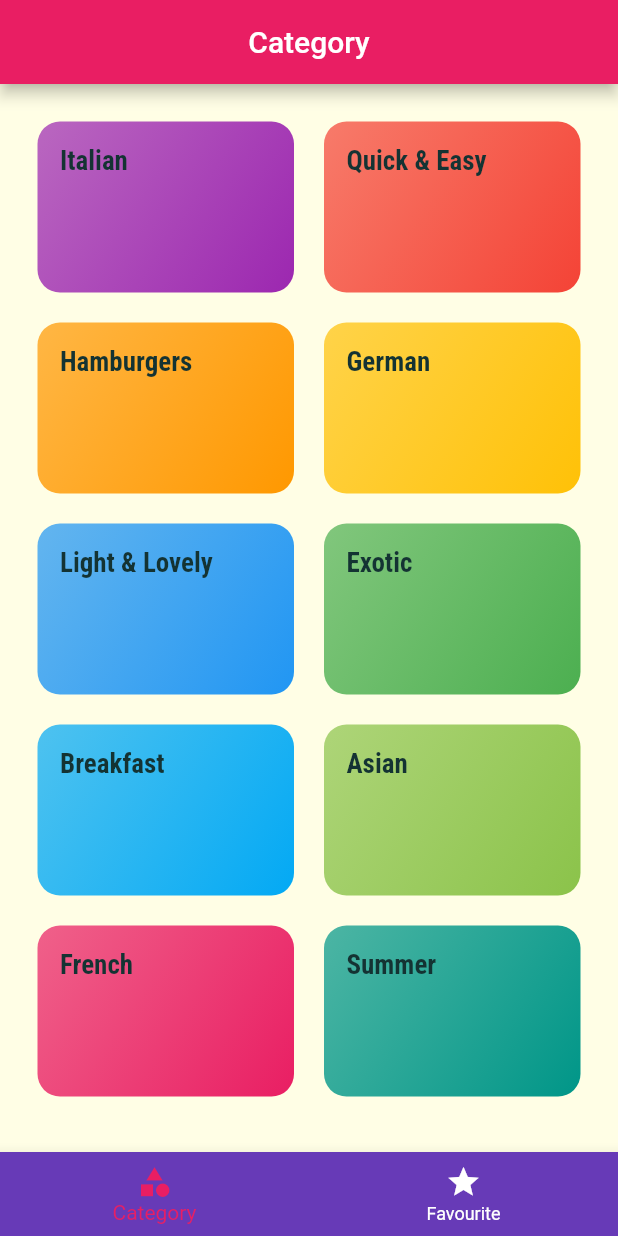
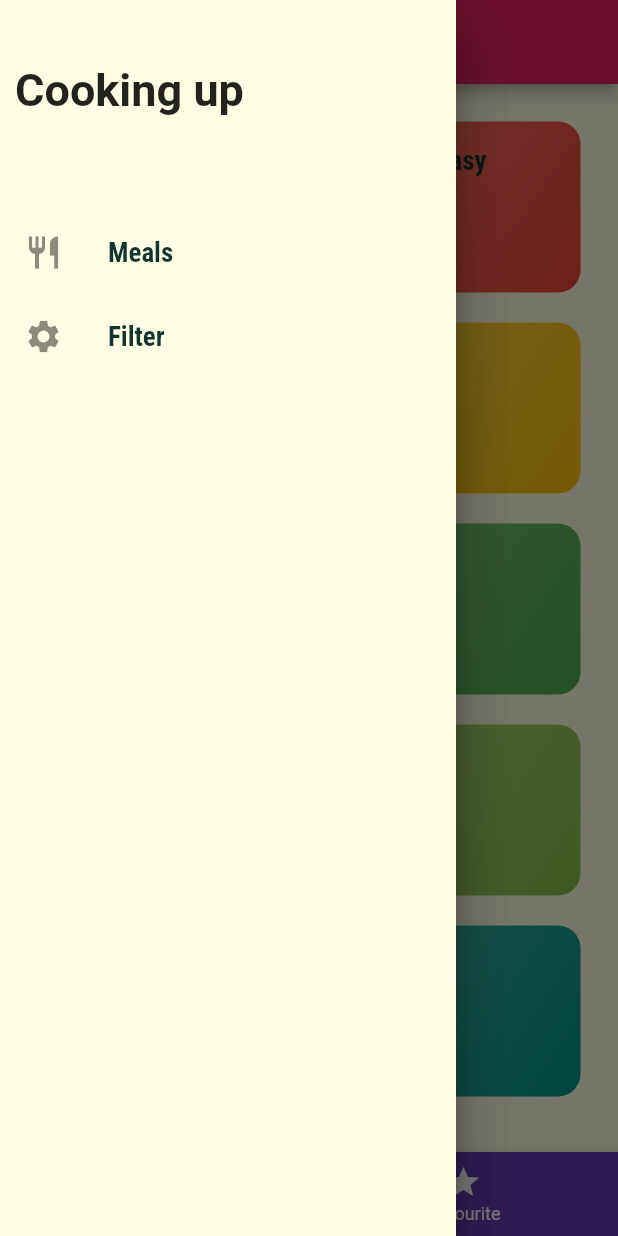
Before and after one commit to ishaquekannoth/mealsApp, a Flutter app: the screen it shows after launch, with the side drawer open (before the commit the screen has no drawer), on a phone screen of 412 x 824 dp. Run offline on Flutter 3.47's test engine with Material 2 defaults, Android fonts, the phone set to English and light mode, and no system bars; our stand-ins replace google_fonts.

Commit message:
181 completed

```diff
--- a/lib/main.dart
+++ b/lib/main.dart
@@ -1,7 +1,10 @@
 import 'package:flutter/material.dart';
 import 'package:google_fonts/google_fonts.dart';
+import 'package:udemy/dummy_data.dart';
+import 'package:udemy/model/meal.dart';
 import 'package:udemy/screens/category_meals_screen.dart';
 import 'package:udemy/screens/category_screen.dart';
+import 'package:udemy/screens/filters_screen.dart';
 import 'package:udemy/screens/meal_details_screen.dart';
 import 'package:udemy/screens/tabs_screen.dart';
 
@@ -9,10 +12,44 @@ void main() {
   runApp(const MyApp());
 }
 
-class MyApp extends StatelessWidget {
+class MyApp extends StatefulWidget {
   const MyApp({super.key});
 
-  // This widget is the root of your application.
+  @override
+  State<MyApp> createState() => _MyAppState();
+}
+
+class _MyAppState extends State<MyApp> {
+  Map<String, bool> filteredList = {
+    'glutenFree': false,
+    'lactoseFree': false,
+    'vegetarian': false,
+    'vegan': false
+  };
+  List<Meal> availableMeals = DUMMY_MEALS;
+  void _setFilter(Map<String, bool> filterData) {
+    setState(() {
+      filteredList = filterData;
+      availableMeals = DUMMY_MEALS.where((element) {
+        if (filteredList['glutenFree']! && !element.isGlutenFree) {
+          return false;
+        }
+        if (filteredList['lactoseFree']! && !element.isLactoseFree) {
+          return false;
+        }
+        if (filteredList['vegetarian']! && !element.isVegetarian) {
+          return false;
+        }
+        if (filteredList['vegan']! && !element.isVegan) {
+          return false;
+        } else {
+          return true;
+        }
+      }).toList();
+
+    });
+  }
+
   @override
   Widget build(BuildContext context) {
     return MaterialApp(
@@ -30,9 +67,13 @@ class MyApp extends StatelessWidget {
       // home: const CategoryScreen(),
       initialRoute: '/',
       routes: {
-        CategoryMealsScreen.routeName: (context) => const CategoryMealsScreen(),
+        CategoryMealsScreen.routeName: (context) => CategoryMealsScreen(
+              availableMeals: availableMeals,
+            ),
         '/': (context) => const TabsScreen(),
-        MealDetailsScreen.routeName: (context) => const MealDetailsScreen()
+        MealDetailsScreen.routeName: (context) => const MealDetailsScreen(),
+        FiltersScreen.routeName: (context) =>
+            FiltersScreen(setFilters: _setFilter,currentFilter: filteredList,)
       },
       onUnknownRoute: (settings) => MaterialPageRoute(
         builder: (context) => const CategoryScreen(),
--- a/lib/screens/favourite_screen.dart
+++ b/lib/screens/favourite_screen.dart
@@ -1,12 +1,11 @@
 import 'package:flutter/cupertino.dart';
-
 
 class Favourites extends StatelessWidget {
   const Favourites({super.key});
 
   @override
   Widget build(BuildContext context) {
-    return Center(
+    return const Center(
       child: Text('Centered'),
     );
   }
--- a/lib/screens/tabs_screen.dart
+++ b/lib/screens/tabs_screen.dart
@@ -1,6 +1,7 @@
 import 'package:flutter/material.dart';
 import 'package:udemy/screens/category_screen.dart';
 import 'package:udemy/screens/favourite_screen.dart';
+import 'package:udemy/widgets/main_drawer.dart';
 
 class TabsScreen extends StatefulWidget {
   const TabsScreen({super.key});
@@ -26,6 +27,9 @@ class _TabsScreenState extends State<TabsScreen> {
     return DefaultTabController(
       length: 2,
       child: Scaffold(
+          drawer: Drawer(
+             child:MainDrawer() ,
+          ),
           appBar: AppBar(
             centerTitle: true,
             title: Text(pages[selectedPagesIndex]['title']),
--- /dev/null
+++ b/lib/widgets/main_drawer.dart
@@ -0,0 +1,47 @@
+import 'package:flutter/material.dart';
+import 'package:udemy/screens/filters_screen.dart';
+
+class MainDrawer extends StatelessWidget {
+  Widget buildListTile(
+      {required String title,
+      required IconData icon,
+      required void Function() tapHandler}) {
+    return ListTile(
+        onTap: tapHandler, leading: Icon(icon, size: 26), title: Text(title));
+  }
+
+  const MainDrawer({super.key});
+
+  @override
+  Widget build(BuildContext context) {
+    return Drawer(
+      child: Column(
+        children: [
+          Container(
+            height: 120,
+            width: double.infinity,
+            padding: const EdgeInsets.all(10),
+            alignment: Alignment.centerLeft,
+            child: const Text(
+              'Cooking up',
+              style: TextStyle(fontWeight: FontWeight.bold, fontSize: 30),
+            ),
+          ),
+          const SizedBox(
+            height: 20,
+          ),
+          buildListTile(
+              title: 'Meals',
+              icon: Icons.restaurant,
+              tapHandler: () =>
+                  Navigator.of(context).pushReplacementNamed('/')),
+          buildListTile(
+              title: 'Filter',
+              icon: Icons.settings,
+              tapHandler: () => Navigator.of(context)
+                  .pushReplacementNamed(FiltersScreen.routeName))
+        ],
+      ),
+    );
+  }
+}
```
Also changed, not shown: lib/screens/category_meals_screen.dart (+54 -18 lines), lib/screens/filters_screen.dart (added, +121 -0 lines), lib/screens/meal_details_screen.dart (+7 -2 lines), lib/widgets/meal_item.dart (+12 -1 lines).
